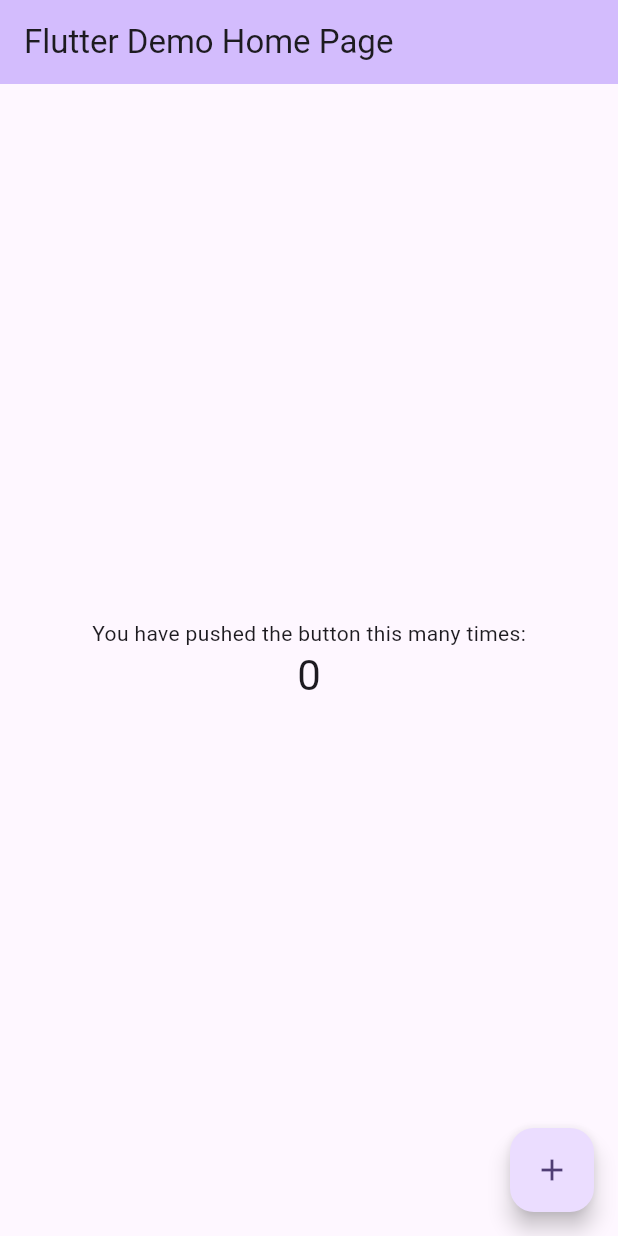
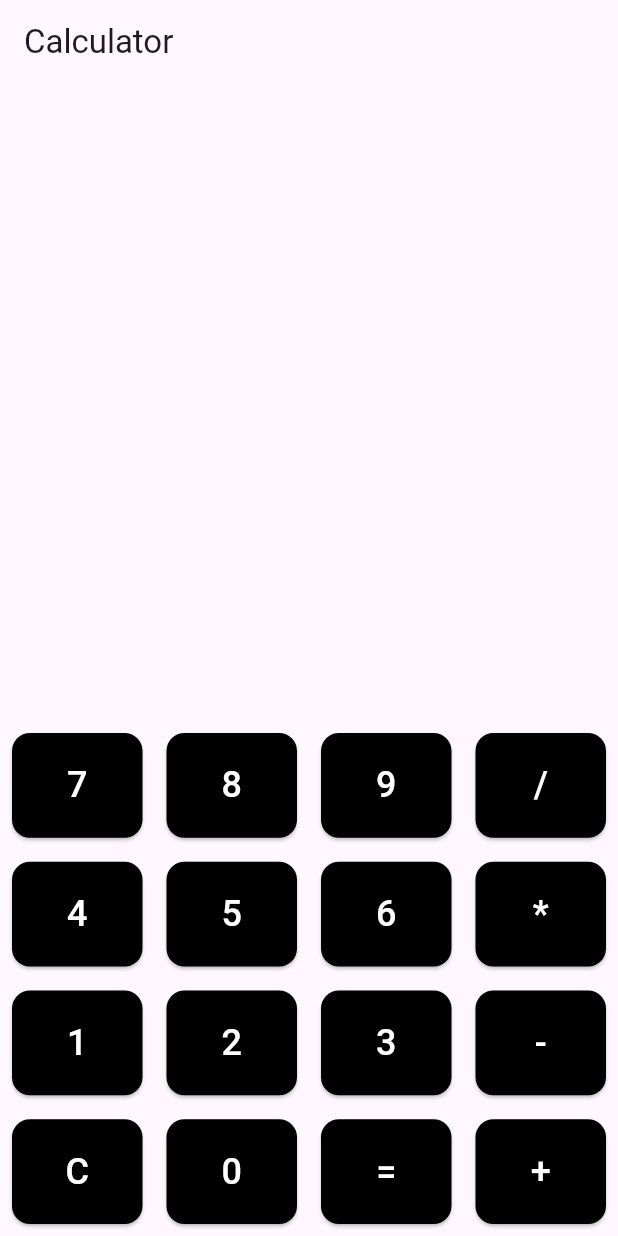
Before and after one commit to nikhilchowdary-yamani/calculator_app, a Flutter app: the screen it shows after launch, on a phone screen of 412 x 824 dp. Run offline on Flutter 3.47's test engine with Material 3 defaults, Android fonts, the phone set to English and light mode, and no system bars.

Commit message:
add buttons

```diff
--- a/lib/main.dart
+++ b/lib/main.dart
@@ -1,125 +1,122 @@
 import 'package:flutter/material.dart';
 
 void main() {
-  runApp(const MyApp());
+  runApp(CalculatorApp());
 }
 
-class MyApp extends StatelessWidget {
-  const MyApp({super.key});
-
-  // This widget is the root of your application.
+class CalculatorApp extends StatelessWidget {
   @override
   Widget build(BuildContext context) {
     return MaterialApp(
-      title: 'Flutter Demo',
-      theme: ThemeData(
-        // This is the theme of your application.
-        //
-        // TRY THIS: Try running your application with "flutter run". You'll see
-        // the application has a purple toolbar. Then, without quitting the app,
-        // try changing the seedColor in the colorScheme below to Colors.green
-        // and then invoke "hot reload" (save your changes or press the "hot
-        // reload" button in a Flutter-supported IDE, or press "r" if you used
-        // the command line to start the app).
-        //
-        // Notice that the counter didn't reset back to zero; the application
-        // state is not lost during the reload. To reset the state, use hot
-        // restart instead.
-        //
-        // This works for code too, not just values: Most code changes can be
-        // tested with just a hot reload.
-        colorScheme: ColorScheme.fromSeed(seedColor: Colors.deepPurple),
-        useMaterial3: true,
-      ),
-      home: const MyHomePage(title: 'Flutter Demo Home Page'),
+      home: CalculatorHome(),
     );
   }
 }
 
-class MyHomePage extends StatefulWidget {
-  const MyHomePage({super.key, required this.title});
-
-  // This widget is the home page of your application. It is stateful, meaning
-  // that it has a State object (defined below) that contains fields that affect
-  // how it looks.
-
-  // This class is the configuration for the state. It holds the values (in this
-  // case the title) provided by the parent (in this case the App widget) and
-  // used by the build method of the State. Fields in a Widget subclass are
-  // always marked "final".
-
-  final String title;
-
+class CalculatorHome extends StatefulWidget {
   @override
-  State<MyHomePage> createState() => _MyHomePageState();
+  _CalculatorHomeState createState() => _CalculatorHomeState();
 }
 
-class _MyHomePageState extends State<MyHomePage> {
-  int _counter = 0;
+class _CalculatorHomeState extends State<CalculatorHome> {
+  String display = '';
 
-  void _incrementCounter() {
+  void buttonPressed(String value) {
     setState(() {
-      // This call to setState tells the Flutter framework that something has
-      // changed in this State, which causes it to rerun the build method below
-      // so that the display can reflect the updated values. If we changed
-      // _counter without calling setState(), then the build method would not be
-      // called again, and so nothing would appear to happen.
-      _counter++;
+      display += value;
+    });
+  }
+
+  void clearDisplay() {
+    setState(() {
+      display = '';
     });
   }
 
   @override
   Widget build(BuildContext context) {
-    // This method is rerun every time setState is called, for instance as done
-    // by the _incrementCounter method above.
-    //
-    // The Flutter framework has been optimized to make rerunning build methods
-    // fast, so that you can just rebuild anything that needs updating rather
-    // than having to individually change instances of widgets.
     return Scaffold(
       appBar: AppBar(
-        // TRY THIS: Try changing the color here to a specific color (to
-        // Colors.amber, perhaps?) and trigger a hot reload to see the AppBar
-        // change color while the other colors stay the same.
-        backgroundColor: Theme.of(context).colorScheme.inversePrimary,
-        // Here we take the value from the MyHomePage object that was created by
-        // the App.build method, and use it to set our appbar title.
-        title: Text(widget.title),
+        title: Text('Calculator'),
       ),
-      body: Center(
-        // Center is a layout widget. It takes a single child and positions it
-        // in the middle of the parent.
-        child: Column(
-          // Column is also a layout widget. It takes a list of children and
-          // arranges them vertically. By default, it sizes itself to fit its
-          // children horizontally, and tries to be as tall as its parent.
-          //
-          // Column has various properties to control how it sizes itself and
-          // how it positions its children. Here we use mainAxisAlignment to
-          // center the children vertically; the main axis here is the vertical
-          // axis because Columns are vertical (the cross axis would be
-          // horizontal).
-          //
-          // TRY THIS: Invoke "debug painting" (choose the "Toggle Debug Paint"
-          // action in the IDE, or press "p" in the console), to see the
-          // wireframe for each widget.
-          mainAxisAlignment: MainAxisAlignment.center,
-          children: <Widget>[
-            const Text(
-              'You have pushed the button this many times:',
+      body: Column(
+        children: <Widget>[
+          // Display Area
+          Expanded(
+            child: Container(
+              padding: EdgeInsets.all(20),
+              alignment: Alignment.bottomRight,
+              child: Text(
+                display,
+                style: TextStyle(
+                  fontSize: 48,
+                  color: Colors.white,
+                ),
+              ),
             ),
-            Text(
-              '$_counter',
-              style: Theme.of(context).textTheme.headlineMedium,
+          ),
+          // Buttons Grid
+          Container(
+            child: GridView.builder(
+              shrinkWrap: true,
+              gridDelegate: SliverGridDelegateWithFixedCrossAxisCount(
+                crossAxisCount: 4,
+                childAspectRatio: 1.2,
+              ),
+              itemCount: buttons.length,
+              itemBuilder: (context, index) {
+                return CalculatorButton(
+                  text: buttons[index],
+                  onPressed: () {
+                    if (buttons[index] == 'C') {
+                      clearDisplay();
+                    } else {
+                      buttonPressed(buttons[index]);
+                    }
+                  },
+                );
+              },
             ),
-          ],
+          ),
+        ],
+      ),
+    );
+  }
+
+  final List<String> buttons = [
+    '7', '8', '9', '/',
+    '4', '5', '6', '*',
+    '1', '2', '3', '-',
+    'C', '0', '=', '+',
+  ];
+}
+
+class CalculatorButton extends StatelessWidget {
+  final String text;
+  final VoidCallback onPressed;
+
+  CalculatorButton({required this.text, required this.onPressed});
+
+  @override
+  Widget build(BuildContext context) {
+    return Padding(
+      padding: const EdgeInsets.all(8.0),
+      child: ElevatedButton(
+        onPressed: onPressed,
+        style: ElevatedButton.styleFrom(
+          backgroundColor: Colors.black,
+          shape: RoundedRectangleBorder(
+            borderRadius: BorderRadius.circular(12),
+          ),
+        ),
+        child: Text(
+          text,
+          style: TextStyle(
+            fontSize: 24,
+            color: Colors.white,
+          ),
         ),
       ),
-      floatingActionButton: FloatingActionButton(
-        onPressed: _incrementCounter,
-        tooltip: 'Increment',
-        child: const Icon(Icons.add),
-      ), // This trailing comma makes auto-formatting nicer for build methods.
     );
   }
 }
```
